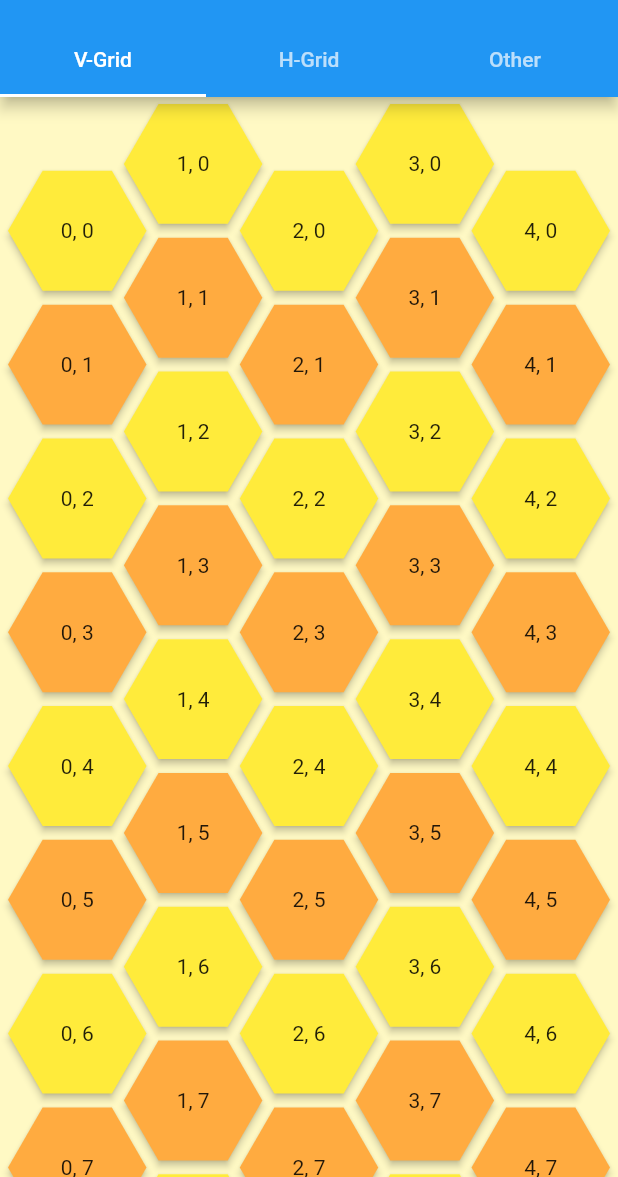
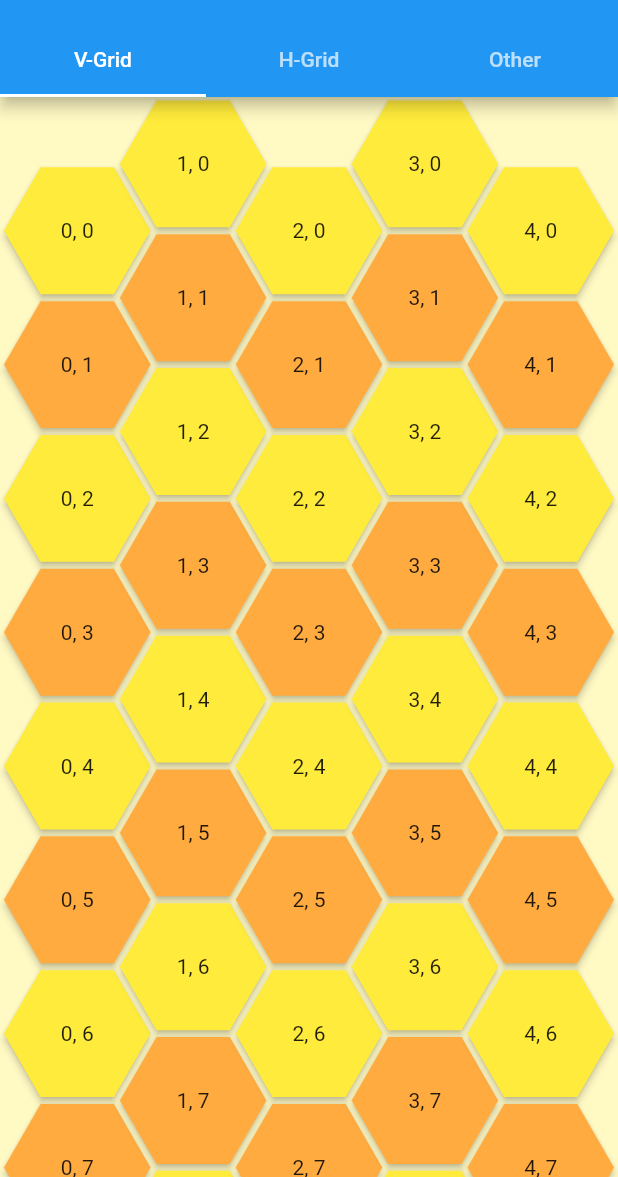
Before and after one commit to orlikraf/flutter-hexagon, a Flutter app: the screen it shows after launch, on a phone screen of 412 x 824 dp, the part 59-1236 px from its top. Run offline on Flutter 3.47's test engine with Material 2 defaults, Android fonts, the phone set to English and light mode, and no system bars.

Commit message:
added HexagonWidgetBuilder added HexagonPathBuilder removed utils.dart

```diff
--- a/example/lib/main.dart
+++ b/example/lib/main.dart
@@ -61,11 +61,12 @@ class MyHomePage extends StatelessWidget {
         color: Colors.black54,
         columns: 9,
         rows: 4,
-        buildHexagon: (col, row) => row.isOdd && col.isOdd
+        buildTile: (col, row) => row.isOdd && col.isOdd
             ? null
-            : HexagonWidget.template(
+            : HexagonWidgetBuilder(
                 elevation: col.toDouble(),
-                padding: row.isOdd ? 4.0 : null,
+                padding: row.isOdd ? 4.0 : 1.0,
+                cornerRadius: row.isOdd ? 24.0 : null,
                 color: col == 1 || row == 1 ? Colors.lightBlue.shade200 : null,
                 child: Text('$col, $row'),
               ),
@@ -82,10 +83,10 @@ class MyHomePage extends StatelessWidget {
             color: Colors.yellow.shade100,
             columns: 5,
             rows: 10,
-            hexagonPadding: 4.0,
-            buildHexagon: (col, row) => HexagonWidget.template(
+            buildTile: (col, row) => HexagonWidgetBuilder(
               color: row.isEven ? Colors.yellow : Colors.orangeAccent,
-              elevation: 2,
+              elevation: 2.0,
+              padding: 2.0,
             ),
             buildChild: (col, row) => Text('$col, $row'),
           ),
--- a/lib/src/grid/hexagon_offset_grid.dart
+++ b/lib/src/grid/hexagon_offset_grid.dart
@@ -24,17 +24,6 @@ extension _GridTypeExtension on GridType {
 }
 
 class HexagonOffsetGrid extends StatelessWidget {
-  final HexagonType hexType;
-  final GridType gridType;
-
-  final int columns;
-  final int rows;
-  final Color color;
-  final double hexagonPadding;
-  final double hexagonBorderRadius;
-  final Widget Function(int col, int row) buildChild;
-  final HexagonWidget Function(int col, int row) buildHexagon;
-
   ///Grid of flat hexagons with odd columns starting with tile and even with a space.
   ///
   /// [columns] - Required positive integer. Count of columns in grid.
@@ -43,21 +32,18 @@ class HexagonOffsetGrid extends StatelessWidget {
   ///
   /// [color] - Background color of this grid.
   ///
-  /// [hexagonPadding] - Used for padding around all hexagon tiles. Will be overridden by template padding.
+  /// [hexagonBuilder] - Used as template for tiles. Will be overridden by [buildTile].
   ///
-  /// [hexagonBorderRadius] - Sets border radius for each hexagon tile. Will be overridden by template borderRadius.
+  /// [buildTile] - Provide a HexagonWidgetBuilder that will be used to create given tile (at col,row). Return null to use default [hexagonBuilder].
   ///
-  /// [buildHexagon] - Provide a HexagonWidget.template() to be used for given tile (col,row). Returning null value will be represented as translucent tile.
-  ///
-  /// [buildChild] - Provide a Widget to be used in a HexagonWidget for given tile (col,row). Any returned value will override child provided in [buildHexagon] function.
+  /// [buildChild] - Provide a Widget to be used in a HexagonWidget for given tile (col,row). Any returned value will override child provided in [buildTile] or hexagonBuilder.
   HexagonOffsetGrid.oddFlat({
     @required this.columns,
     @required this.rows,
     this.color,
+    this.buildTile,
     this.buildChild,
-    this.buildHexagon,
-    this.hexagonPadding,
-    this.hexagonBorderRadius,
+    this.hexagonBuilder,
   })  : assert(columns > 0),
         assert(rows > 0),
         this.hexType = HexagonType.FLAT,
@@ -71,21 +57,18 @@ class HexagonOffsetGrid extends StatelessWidget {
   ///
   /// [color] - Background color of this grid.
   ///
-  /// [hexagonPadding] - Used for padding around all hexagon tiles. Will be overridden by template padding.
+  /// [hexagonBuilder] - Used as template for tiles. Will be overridden by [buildTile].
   ///
-  /// [hexagonBorderRadius] - Sets border radius for each hexagon tile. Will be overridden by template borderRadius.
+  /// [buildTile] - Provide a HexagonWidgetBuilder that will be used to create given tile (at col,row). Return null to use default [hexagonBuilder].
   ///
-  /// [buildHexagon] - Provide a HexagonWidget.template() to be used for given tile (col,row). Returning null value will be represented as translucent tile.
-  ///
-  /// [buildChild] - Provide a Widget to be used in a HexagonWidget for given tile (col,row). Any returned value will override child provided in [buildHexagon] function.
+  /// [buildChild] - Provide a Widget to be used in a HexagonWidget for given tile (col,row). Any returned value will override child provided in [buildTile] or hexagonBuilder.
   HexagonOffsetGrid.evenFlat({
     @required this.columns,
     @required this.rows,
     this.color,
+    this.buildTile,
     this.buildChild,
-    this.buildHexagon,
-    this.hexagonPadding,
-    this.hexagonBorderRadius,
+    this.hexagonBuilder,
   })  : this.hexType = HexagonType.FLAT,
         this.gridType = GridType.EVEN;
 
@@ -97,21 +80,18 @@ class HexagonOffsetGrid extends StatelessWidget {
   ///
   /// [color] - Background color of this grid.
   ///
-  /// [hexagonPadding] - Used for padding around all hexagon tiles. Will be overridden by template padding.
+  /// [hexagonBuilder] - Used as template for tiles. Will be overridden by [buildTile].
   ///
-  /// [hexagonBorderRadius] - Sets border radius for each hexagon tile. Will be overridden by template borderRadius.
+  /// [buildTile] - Provide a HexagonWidgetBuilder that will be used to create given tile (at col,row). Return null to use default [hexagonBuilder].
   ///
-  /// [buildHexagon] - Provide a HexagonWidget.template() to be used for given tile (col,row). Returning null value will be represented as translucent tile.
-  ///
-  /// [buildChild] - Provide a Widget to be used in a HexagonWidget for given tile (col,row). Any returned value will override child provided in [buildHexagon] function.
+  /// [buildChild] - Provide a Widget to be used in a HexagonWidget for given tile (col,row). Any returned value will override child provided in [buildTile] or hexagonBuilder.
   HexagonOffsetGrid.oddPointy({
     @required this.columns,
     @required this.rows,
     this.color,
+    this.buildTile,
     this.buildChild,
-    this.buildHexagon,
-    this.hexagonPadding,
-    this.hexagonBorderRadius,
+    this.hexagonBuilder,
   })  : this.hexType = HexagonType.POINTY,
         this.gridType = GridType.ODD;
 
@@ -123,23 +103,70 @@ class HexagonOffsetGrid extends StatelessWidget {
   ///
   /// [color] - Background color of this grid.
   ///
-  /// [hexagonPadding] - Used for padding around all hexagon tiles. Will be overridden by template padding.
+  /// [hexagonBuilder] - Used as template for tiles. Will be overridden by [buildTile].
   ///
-  /// [hexagonBorderRadius] - Sets border radius for each hexagon tile. Will be overridden by template borderRadius.
+  /// [buildTile] - Provide a HexagonWidgetBuilder that will be used to create given tile (at col,row). Return null to use default [hexagonBuilder].
   ///
-  /// [buildHexagon] - Provide a HexagonWidget.template() to be used for given tile (col,row). Returning null value will be represented as translucent tile.
-  ///
-  /// [buildChild] - Provide a Widget to be used in a HexagonWidget for given tile (col,row). Any returned value will override child provided in [buildHexagon] function.
+  /// [buildChild] - Provide a Widget to be used in a HexagonWidget for given tile (col,row). Any returned value will override child provided in [buildTile] or hexagonBuilder.
   HexagonOffsetGrid.evenPointy({
     @required this.columns,
     @required this.rows,
     this.color,
+    this.buildTile,
     this.buildChild,
-    this.buildHexagon,
-    this.hexagonPadding,
-    this.hexagonBorderRadius,
+    this.hexagonBuilder,
   })  : this.hexType = HexagonType.POINTY,
         this.gridType = GridType.EVEN;
+
+  final HexagonType hexType;
+  final GridType gridType;
+
+  final int columns;
+  final int rows;
+  final Color color;
+  final HexagonWidgetBuilder hexagonBuilder;
+  final Widget Function(int col, int row) buildChild;
+  final HexagonWidgetBuilder Function(int col, int row) buildTile;
+
+  int get _displaceColumns => hexType.isPointy ? 1 : 0;
+
+  int get _displaceRows => hexType.isFlat ? 1 : 0;
+
+  Widget _mainAxis(List<Widget> Function(int count) children) {
+    if (hexType.isPointy) {
+      return Column(children: children.call(rows + _displaceRows));
+    }
+    return Row(children: children.call(columns + _displaceColumns));
+  }
+
+  Widget _crossAxis(List<Widget> Function(int count) children) {
+    if (hexType.isPointy) {
+      return Row(children: children.call(columns + _displaceColumns));
+    }
+    return Column(children: children.call(rows + _displaceRows));
+  }
+
+  Size _hexSize(double maxWidth, double maxHeight) {
+    if (maxWidth.isFinite) {
+      if (hexType.isFlat) {
+        var quarters = maxWidth / (1 + (0.75 * (columns - 1)));
+        var size = Size(quarters, quarters * hexType.ratio);
+        return size * hexType.flatFactor(false);
+      }
+      var half = maxWidth / (columns * 2 + _displaceColumns);
+      return Size(half * 2, half * 2 * hexType.ratio);
+    } else if (maxHeight.isFinite) {
+      if (hexType.isPointy) {
+        var quarters = maxHeight / (1 + (0.75 * (rows - 1)));
+        var size = Size(quarters / hexType.ratio, quarters);
+        return size * hexType.pointyFactor(false);
+      }
+      var half = (maxHeight - 0) / (rows * 2 + _displaceRows);
+      return Size(half * 2 / hexType.ratio, half * 2);
+    } else {
+      throw Exception('Error: Infinite constraints in both dimensions!');
+    }
+  }
 
   @override
   Widget build(BuildContext context) {
@@ -147,10 +174,10 @@ class HexagonOffsetGrid extends StatelessWidget {
       builder: (context, constraints) {
         var size = _hexSize(constraints.maxWidth, constraints.maxHeight);
         var edgeInsets = EdgeInsets.symmetric(
-          vertical: _displaceColumns *
-              (size.height / (8 * hexType.pointyFactor(false))),
+          vertical: (_displaceColumns *
+              (size.height / (8 * hexType.pointyFactor(false)))),
           horizontal:
-              _displaceRows * (size.width / (8 * hexType.flatFactor(false))),
+              (_displaceRows * (size.width / (8 * hexType.flatFactor(false)))),
         );
         return Container(
           color: color,
@@ -178,27 +205,18 @@ class HexagonOffsetGrid extends StatelessWidget {
                       : (crossIndex -
                           (gridType.displaceFront(mainIndex) ? 1 : 0));
 
-                  var hexagonTemplate = buildHexagon?.call(col, row);
+                  HexagonWidgetBuilder builder = buildTile?.call(col, row) ??
+                      hexagonBuilder ??
+                      HexagonWidgetBuilder();
 
-                  if (buildHexagon != null && hexagonTemplate == null) {
-                    //create default template when no build function or nothing generated
-                    hexagonTemplate =
-                        HexagonWidget.template(color: Colors.transparent);
-                  } else if (hexagonTemplate?.isTemplate != true) {
-                    //if null or not a template then override with default template
-                    hexagonTemplate = HexagonWidget.template();
-                  }
                   //use template values
-                  return hexagonTemplate?.copyWith(
-                    type: hexType,
+                  return builder.build(
+                    hexType,
                     inBounds: false,
-                    padding: hexagonPadding,
-                    borderRadius: hexagonBorderRadius,
                     width: hexType.isPointy ? size.width : null,
                     height: hexType.isFlat ? size.height : null,
-                    child: buildChild != null
-                        ? buildChild.call(col, row)
-                        : hexagonTemplate.child,
+                    child: buildChild?.call(col, row),
+                    replaceChild: buildChild != null,
                   );
                 }),
               ),
@@ -208,44 +226,4 @@ class HexagonOffsetGrid extends StatelessWidget {
       },
     );
   }
-
-  Widget _mainAxis(List<Widget> Function(int count) children) {
-    if (hexType.isPointy) {
-      return Column(children: children.call(rows + _displaceRows));
-    }
-    return Row(children: children.call(columns + _displaceColumns));
-  }
-
-  Widget _crossAxis(List<Widget> Function(int count) children) {
-    if (hexType.isPointy) {
-      return Row(children: children.call(columns + _displaceColumns));
-    }
-    return Column(children: children.call(rows + _displaceRows));
-  }
-
-  int get _displaceColumns => hexType.isPointy ? 1 : 0;
-
-  int get _displaceRows => hexType.isFlat ? 1 : 0;
-
-  Size _hexSize(double maxWidth, double maxHeight) {
-    if (maxWidth.isFinite) {
-      if (hexType.isFlat) {
-        var quarters = maxWidth / (1 + (0.75 * (columns - 1)));
-        var size = Size(quarters, quarters * hexType.ratio);
-        return size * hexType.flatFactor(false);
-      }
-      var half = maxWidth / (columns * 2 + _displaceColumns);
-      return Size(half * 2, half * 2 * hexType.ratio);
-    } else if (maxHeight.isFinite) {
-      if (hexType.isPointy) {
-        var quarters = maxHeight / (1 + (0.75 * (rows - 1)));
-        var size = Size(quarters / hexType.ratio, quarters);
-        return size * hexType.pointyFactor(false);
-      }
-      var half = (maxHeight - 0) / (rows * 2 + _displaceRows);
-      return Size(half * 2 / hexType.ratio, half * 2);
-    } else {
-      throw Exception('Error: Infinite constraints in both dimensions!');
-    }
-  }
 }
--- a/lib/src/hexagon_clipper.dart
+++ b/lib/src/hexagon_clipper.dart
@@ -1,27 +1,22 @@
 import 'dart:ui';
 
 import 'package:flutter/material.dart';
-
-import 'hexagon_type.dart';
-import 'utils.dart';
+import 'package:hexagon/src/hexagon_path_builder.dart';
 
 class HexagonClipper extends CustomClipper<Path> {
-  HexagonClipper(this.type, {this.inBounds, this.borderRadius});
+  HexagonClipper(this.pathBuilder);
 
-  final HexagonType type;
-  final bool inBounds;
-  final double borderRadius;
+  final HexagonPathBuilder pathBuilder;
 
   @override
   Path getClip(Size size) {
-    return HexagonUtils.hexagonPath(size, type,
-        inBounds: inBounds, borderRadius: borderRadius);
+    return pathBuilder.build(size);
   }
 
   @override
   bool shouldReclip(CustomClipper<Path> oldClipper) {
     if (oldClipper is HexagonClipper) {
-      return oldClipper.type != type;
+      return oldClipper.pathBuilder != pathBuilder;
     }
     return true;
   }
--- a/lib/src/hexagon_widget.dart
+++ b/lib/src/hexagon_widget.dart
@@ -5,6 +5,7 @@ import 'package:flutter/rendering.dart';
 
 import 'hexagon_clipper.dart';
 import 'hexagon_painter.dart';
+import 'hexagon_path_builder.dart';
 import 'hexagon_type.dart';
 
 class HexagonWidget extends StatelessWidget {
@@ -16,7 +17,7 @@ class HexagonWidget extends StatelessWidget {
   ///
   /// [color] - Color used to fill hexagon. Use transparency with 0 elevation
   ///
-  /// [borderRadius] - Border radius of hexagon corners. Values <= 0 have no effect.
+  /// [cornerRadius] - Radius of hexagon corners. Values <= 0 have no effect.
   ///
   /// [inBounds] - Set to false if you want to overlap hexagon corners outside it's space.
   ///
@@ -30,14 +31,13 @@ class HexagonWidget extends StatelessWidget {
     this.color,
     this.child,
     this.padding,
+    this.cornerRadius,
     this.elevation = 0,
     this.inBounds = true,
-    this.borderRadius,
     @required this.type,
   })  : assert(width != null || height != null),
         assert((elevation ?? 0) >= 0),
         assert(type != null),
-        this._template = false,
         super(key: key);
 
   /// Preferably provide one dimension ([width] or [height]) and the other will be calculated accordingly to hexagon aspect ratio
@@ -48,7 +48,7 @@ class HexagonWidget extends StatelessWidget {
   ///
   /// [color] - Color used to fill hexagon. Use transparency with 0 elevation
   ///
-  /// [borderRadius] - Border radius of hexagon corners. Values <= 0 have no effect.
+  /// [cornerRadius] - Border radius of hexagon corners. Values <= 0 have no effect.
   ///
   /// [inBounds] - Set to false if you want to overlap hexagon corners outside it's space.
   ///
@@ -60,11 +60,10 @@ class HexagonWidget extends StatelessWidget {
       this.child,
       this.padding,
       this.elevation = 0,
-      this.borderRadius,
+      this.cornerRadius,
       this.inBounds = true})
       : assert(width != null || height != null),
         assert((elevation ?? 0) >= 0),
-        this._template = false,
         this.type = HexagonType.FLAT;
 
   /// Preferably provide one dimension ([width] or [height]) and the other will be calculated accordingly to hexagon aspect ratio
@@ -75,7 +74,7 @@ class HexagonWidget extends StatelessWidget {
   ///
   /// [color] - Color used to fill hexagon. Use transparency with 0 elevation
   ///
-  /// [borderRadius] - Border radius of hexagon corners. Values <= 0 have no effect.
+  /// [cornerRadius] - Border radius of hexagon corners. Values <= 0 have no effect.
   ///
   /// [inBounds] - Set to false if you want to overlap hexagon corners outside it's space.
   ///
@@ -87,23 +86,12 @@ class HexagonWidget extends StatelessWidget {
       this.child,
       this.padding,
       this.elevation = 0,
-      this.borderRadius,
+      this.cornerRadius,
       this.inBounds = true})
       : assert(width != null || height != null),
         assert((elevation ?? 0) >= 0),
-        this._template = false,
         this.type = HexagonType.POINTY;
 
-  ///Used in grids. Not for regular use.
-  HexagonWidget.template({this.color, this.elevation, this.padding,
-    this.child, this.borderRadius})
-      : this.height = 1.0,
-        this.width = 1.0,
-        this._template = true,
-        this.inBounds = null,
-        this.type = null;
-
-  final bool _template;
   final HexagonType type;
   final double width;
   final double height;
@@ -112,9 +100,7 @@ class HexagonWidget extends StatelessWidget {
   final Widget child;
   final Color color;
   final double padding;
-  final double borderRadius;
-
-  bool get isTemplate => _template == true;
+  final double cornerRadius;
 
   Size _innerSize() {
     var flatFactor = type.flatFactor(inBounds);
@@ -144,7 +130,9 @@ class HexagonWidget extends StatelessWidget {
   Widget build(BuildContext context) {
     var innerSize = _innerSize();
     var contentSize = _contentSize();
-    assert(!isTemplate);
+
+    HexagonPathBuilder pathBuilder = HexagonPathBuilder(type,
+        inBounds: inBounds, borderRadius: cornerRadius);
 
     return Align(
       child: Container(
@@ -153,18 +141,12 @@ class HexagonWidget extends StatelessWidget {
         height: innerSize.height,
         child: CustomPaint(
           painter: HexagonPainter(
-            type,
+            pathBuilder,
             color: color,
             elevation: elevation,
-            inBounds: inBounds,
-            borderRadius: borderRadius,
           ),
           child: ClipPath(
-            clipper: HexagonClipper(
-              type,
-              inBounds: inBounds,
-              borderRadius: borderRadius,
-            ),
+            clipper: HexagonClipper(pathBuilder),
             child: OverflowBox(
               alignment: Alignment.center,
               maxHeight: contentSize.height,
@@ -179,29 +161,52 @@ class HexagonWidget extends StatelessWidget {
       ),
     );
   }
+}
 
-  //TODO create HexagonWidgetBuilder class instead of complicated template and copy function
-  HexagonWidget copyWith({
-    HexagonType type,
+class HexagonWidgetBuilder {
+  final Key key;
+  final double elevation;
+  final Color color;
+  final double padding;
+  final double cornerRadius;
+  final Widget child;
+
+  HexagonWidgetBuilder({
+    this.key,
+    this.elevation,
+    this.color,
+    this.padding,
+    this.cornerRadius,
+    this.child,
+  });
+
+  HexagonWidgetBuilder.transparent({
+    this.key,
+    this.padding,
+    this.cornerRadius,
+    this.child,
+  })  : this.elevation = 0,
+        this.color = Colors.transparent;
+
+  HexagonWidget build(
+    HexagonType type, {
     double width,
     double height,
-    double elevation,
-    double padding,
-    Color color,
+    bool inBounds,
     Widget child,
-    bool inBounds,
-    double borderRadius,
+    bool replaceChild,
   }) {
     return HexagonWidget(
-      type: type ?? this.type,
-      inBounds: inBounds ?? this.inBounds,
-      width: isTemplate ? width : width ?? this.width,
-      height: isTemplate ? height : height ?? this.height,
-      child: isTemplate ? child : child ?? this.child,
-      padding: isTemplate ? this.padding ?? padding : padding ?? this.padding,
-      borderRadius: isTemplate ? this.borderRadius ?? borderRadius : borderRadius ?? this.borderRadius,
-      elevation: elevation ?? this.elevation,
-      color: color ?? this.color,
+      key: key,
+      type: type,
+      inBounds: inBounds,
+      width: width,
+      height: height,
+      child: replaceChild ? child : this.child,
+      color: color,
+      padding: padding,
+      cornerRadius: cornerRadius,
+      elevation: elevation,
     );
   }
 }
--- a/lib/src/utils.dart
+++ /dev/null
@@ -1,119 +0,0 @@
-import 'dart:math';
-
-import 'package:flutter/material.dart';
-
-import 'hexagon_type.dart';
-
-class HexagonUtils {
-  static Point flatHexagonCorner(Offset center, double size, int i) {
-    var angleDeg = 60 * i;
-    var angleRad = pi / 180 * angleDeg;
-    return Point(
-        center.dx + size * cos(angleRad), center.dy + size * sin(angleRad));
-  }
-
-  static Point pointyHexagonCorner(Offset center, double size, int i) {
-    var angleDeg = 60 * i - 30;
-    var angleRad = pi / 180 * angleDeg;
-    return Point(
-        center.dx + size * cos(angleRad), center.dy + size * sin(angleRad));
-  }
-
-  /// Calculates hexagon corners for given size and center.
-  static List<Point> flatHexagonCornerList(Offset center, double size) =>
-      List<Point>.generate(
-        6,
-        (index) => flatHexagonCorner(center, size, index),
-        growable: false,
-      );
-
-  /// Calculates hexagon corners for given size and center.
-  static List<Point> pointyHexagonCornerList(Offset center, double size) =>
-      List<Point>.generate(
-        6,
-        (index) => pointyHexagonCorner(center, size, index),
-        growable: false,
-      );
-
-  static Point pointBetween(Point start, Point end,
-      {double distance, double fraction}) {
-    double xLength = end.x - start.x;
-    double yLength = end.y - start.y;
-    if (fraction == null) {
-      if (distance == null) {
-        throw Exception('Distance or fraction should be specified.');
-      }
-      double length = sqrt(xLength * xLength + yLength * yLength);
-      fraction = distance / length;
-    }
-    return Point(start.x + xLength * fraction, start.y + yLength * fraction);
-  }
-
-  static Point radiusStart(Point corner, int index,
-      List<Point> cornerList, double radius) {
-    Point prevCorner = index > 0
-        ? cornerList[index - 1]
-        : cornerList[cornerList.length - 1];
-    double distance = radius * tan(pi / 6);
-    return pointBetween(corner, prevCorner, distance: distance);
-  }
-
-  static Point radiusEnd(Point corner, int index,
-      List<Point> cornerList, double radius) {
-    Point nextCorner = index < cornerList.length - 1
-        ? cornerList[index + 1]
-        : cornerList[0];
-    double distance = radius * tan(pi / 6);
-    return pointBetween(corner, nextCorner, distance: distance);
-  }
-
-  /// Returns path in shape of hexagon.
-  static Path hexagonPath(Size size, HexagonType type,
-      {bool inBounds, double borderRadius}) {
-    inBounds = inBounds == true;
-    borderRadius ??= 0;
-    final center = Offset(size.width / 2, size.height / 2);
-
-    List<Point> cornerList;
-    if (type == HexagonType.FLAT) {
-      cornerList = HexagonUtils.flatHexagonCornerList(
-          center, size.width / type.flatFactor(inBounds) / 2);
-    } else {
-      cornerList = HexagonUtils.pointyHexagonCornerList(
-          center, size.height / type.pointyFactor(inBounds) / 2);
-    }
-
-    final path = Path();
-    if (borderRadius > 0) {
-      Point rStart;
-      Point rEnd;
-      cornerList.asMap().forEach((index, point) {
-        rStart = radiusStart(point, index, cornerList, borderRadius);
-        rEnd = radiusEnd(point, index, cornerList, borderRadius);
-        if (index == 0) {
-          path.moveTo(rStart.x, rStart.y);
-        } else {
-          path.lineTo(rStart.x, rStart.y);
-        }
-        // rough approximation of an circular arc for 120 deg angle.
-        Point control1 = pointBetween(rStart, point, fraction: 0.7698);
-        Point control2 = pointBetween(rEnd, point, fraction: 0.7698);
-        path.cubicTo(
-          control1.x, control1.y,
-          control2.x, control2.y,
-          rEnd.x, rEnd.y,
-        );
-      });
-    } else {
-      cornerList.asMap().forEach((index, point) {
-        if (index == 0) {
-          path.moveTo(point.x, point.y);
-        } else {
-          path.lineTo(point.x, point.y);
-        }
-      });
-    }
-
-    return path..close();
-  }
-}
--- a/pubspec.yaml
+++ b/pubspec.yaml
@@ -1,6 +1,6 @@
 name: hexagon
 description: Library about hexagon shape. You can create pointy or flat hexagons in any color you like.
-version: 0.0.6
+version: 0.0.7
 homepage: https://github.com/rSquared-software/flutter-hexagon
 
 environment:
```
Also changed, not shown: lib/src/hexagon_painter.dart (+19 -10 lines), lib/src/hexagon_path_builder.dart (added, +138 -0 lines), example/pubspec.lock, 3 other files.
